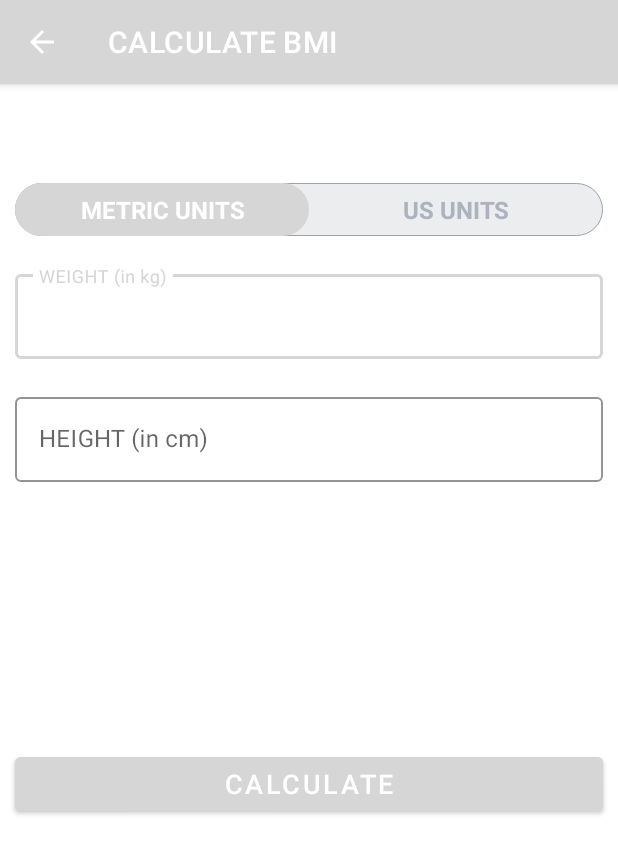
After one commit to FahimAhamed101/Kotlinworkoutapp, an Android app: the BMIActivity screen opened directly, with no data from a screen before it, on a phone screen of 412 x 824 dp. The commit adds this screen. Shown: the top 854 px of the screen. Run offline under Robolectric (Android 15) with nearby library versions, the phone set to English and light mode, and no system bars.

Commit message:
bmi added

```diff
--- a/app/src/main/java/com/example/a7minutesworkout/ExerciseActivity.kt
+++ b/app/src/main/java/com/example/a7minutesworkout/ExerciseActivity.kt
@@ -22,7 +22,7 @@
 
     private var exerciseTimer: CountDownTimer? = null
     private var exerciseProgress = 0
-    //sdasdadadsadadasdadsadadadasdadadadasdasdadadadadadasdasdasdasdadasdasdasdasd
+
     private var exerciseTimerDuration: Long = 1
 
     private var exerciseList: ArrayList<ExerciseModel>? = null
--- a/app/src/main/java/com/example/a7minutesworkout/MainActivity.kt
+++ b/app/src/main/java/com/example/a7minutesworkout/MainActivity.kt
@@ -19,7 +19,10 @@
             val intent = Intent(this, ExerciseActivity::class.java)
             startActivity(intent)
         }
-
+        binding?.flBMI?.setOnClickListener {
+            val intent = Intent(this, BMIActivity::class.java)
+            startActivity(intent)
+        }
     }
         override fun onDestroy() {
             super.onDestroy()
--- /dev/null
+++ b/app/src/main/res/layout/activity_bmi.xml
@@ -0,0 +1,233 @@
+<?xml version="1.0" encoding="utf-8"?>
+<RelativeLayout xmlns:android="http://schemas.android.com/apk/res/android"
+    xmlns:tools="http://schemas.android.com/tools"
+    android:layout_width="match_parent"
+    android:layout_height="match_parent"
+    xmlns:app="http://schemas.android.com/apk/res-auto"
+    tools:context=".BMIActivity">
+
+    <androidx.appcompat.widget.Toolbar
+        android:id="@+id/toolbar_bmi_activity"
+        android:layout_width="match_parent"
+        android:layout_height="?android:attr/actionBarSize"
+        android:background="#FFFFFF" />
+
+    <RadioGroup
+        android:id="@+id/rgUnits"
+        android:layout_width="match_parent"
+        android:layout_height="wrap_content"
+        android:layout_below="@id/toolbar_bmi_activity"
+        android:layout_margin="10dp"
+        android:background="@drawable/drawable_radio_group_tab_background"
+        android:orientation="horizontal">
+
+        <RadioButton
+            android:id="@+id/rbMetricUnits"
+            android:layout_width="0dp"
+            android:layout_height="35dp"
+            android:layout_weight="0.50"
+            android:background="@drawable/drawable_units_tab_selector"
+            android:button="@null"
+            android:checked="true"
+            android:gravity="center"
+            android:text="METRIC UNITS"
+            android:textColor="@drawable/drawable_units_tab_text_color_selector"
+            android:textSize="16sp"
+            android:textStyle="bold" />
+
+        <RadioButton
+            android:id="@+id/rbUsUnits"
+            android:layout_width="0dp"
+            android:layout_height="35dp"
+            android:layout_weight="0.50"
+            android:background="@drawable/drawable_units_tab_selector"
+            android:button="@null"
+            android:checked="false"
+            android:gravity="center"
+            android:text="US UNITS"
+            android:textColor="@drawable/drawable_units_tab_text_color_selector"
+            android:textSize="16sp"
+            android:textStyle="bold" />
+    </RadioGroup>
+    <!--END-->
+    <com.google.android.material.textfield.TextInputLayout
+        android:id="@+id/tilMetricUnitWeight"
+        android:layout_margin="10dp"
+        app:boxStrokeColor="@color/colorAccent"
+        app:hintTextColor="@color/colorAccent"
+        android:layout_below="@id/rgUnits"
+        style="@style/Widget.MaterialComponents.TextInputLayout.OutlinedBox"
+        android:layout_width="match_parent"
+        android:layout_height="wrap_content">
+
+        <androidx.appcompat.widget.AppCompatEditText
+            android:id="@+id/etMetricUnitWeight"
+            android:layout_width="match_parent"
+            android:layout_height="wrap_content"
+            android:hint="WEIGHT (in kg)"
+            android:inputType="numberDecimal"
+            android:textSize="16sp" />
+    </com.google.android.material.textfield.TextInputLayout>
+    <!--positioned below tilMetricUnitWeight-->
+    <com.google.android.material.textfield.TextInputLayout
+        android:layout_below="@id/tilMetricUnitWeight"
+        android:id="@+id/tilMetricUnitHeight"
+        app:boxStrokeColor="@color/colorAccent"
+        app:hintTextColor="@color/colorAccent"
+        style="@style/Widget.MaterialComponents.TextInputLayout.OutlinedBox"
+        android:layout_width="match_parent"
+        android:layout_marginTop="10dp"
+        android:layout_margin="10dp"
+        android:layout_height="wrap_content">
+
+        <androidx.appcompat.widget.AppCompatEditText
+            android:id="@+id/etMetricUnitHeight"
+            android:layout_width="match_parent"
+            android:layout_height="wrap_content"
+            android:hint="HEIGHT (in cm)"
+            android:inputType="numberDecimal"
+            android:textSize="16sp" />
+    </com.google.android.material.textfield.TextInputLayout>
+    <com.google.android.material.textfield.TextInputLayout
+        android:id="@+id/tilUsMetricUnitWeight"
+        android:layout_margin="10dp"
+        app:boxStrokeColor="@color/colorAccent"
+        app:hintTextColor="@color/colorAccent"
+        android:layout_below="@id/rgUnits"
+        android:visibility="invisible"
+        style="@style/Widget.MaterialComponents.TextInputLayout.OutlinedBox"
+        android:layout_width="match_parent"
+        android:layout_height="wrap_content">
+
+        <androidx.appcompat.widget.AppCompatEditText
+            android:id="@+id/etUsMetricUnitWeight"
+            android:layout_width="match_parent"
+            android:layout_height="wrap_content"
+            android:hint="WEIGHT (in kg)"
+            android:inputType="numberDecimal"
+            android:textSize="16sp" />
+    </com.google.android.material.textfield.TextInputLayout>
+    <!--positioned below tilMetricUnitWeight-->
+
+    <!--start-->
+    <!--Todo add us unit views-->
+    <com.google.android.material.textfield.TextInputLayout
+        android:layout_below="@id/tilMetricUnitWeight"
+        android:id="@+id/tilMetricUsUnitHeightFeet"
+        app:boxStrokeColor="@color/colorAccent"
+        app:hintTextColor="@color/colorAccent"
+        style="@style/Widget.MaterialComponents.TextInputLayout.OutlinedBox"
+        android:layout_width="wrap_content"
+        android:layout_marginTop="10dp"
+        android:layout_alignParentStart="true"
+        android:visibility="gone"
+        tools:visibility="visible"
+        android:layout_toStartOf="@id/view"
+        android:layout_margin="10dp"
+        android:layout_height="wrap_content">
+
+        <androidx.appcompat.widget.AppCompatEditText
+            android:id="@+id/etUsMetricUnitHeightFeet"
+            android:layout_width="match_parent"
+            android:layout_height="wrap_content"
+            android:hint="Feet"
+            android:inputType="numberDecimal"
+            android:textSize="16sp" />
+    </com.google.android.material.textfield.TextInputLayout>
+    <View
+        android:id="@+id/view"
+        android:layout_width="0dp"
+        android:layout_height="1dp"
+        android:layout_below="@+id/tilMetricUnitWeight"
+        android:layout_centerHorizontal="true" />
+
+    <com.google.android.material.textfield.TextInputLayout
+        android:layout_below="@id/tilMetricUnitWeight"
+        android:id="@+id/tilMetricUsUnitHeightInch"
+        app:boxStrokeColor="@color/colorAccent"
+        app:hintTextColor="@color/colorAccent"
+        android:layout_alignParentEnd="true"
+        android:layout_toEndOf="@id/view"
+        android:visibility="gone"
+        tools:visibility="visible"
+        style="@style/Widget.MaterialComponents.TextInputLayout.OutlinedBox"
+        android:layout_width="wrap_content"
+        android:layout_marginTop="10dp"
+        android:layout_margin="10dp"
+        android:layout_height="wrap_content">
+
+        <androidx.appcompat.widget.AppCompatEditText
+            android:id="@+id/etUsMetricUnitHeightInch"
+            android:layout_width="match_parent"
+            android:layout_height="wrap_content"
+            android:hint="Inch"
+            android:inputType="numberDecimal"
+            android:textSize="16sp" />
+    </com.google.android.material.textfield.TextInputLayout>
+    <!--end-->
+
+    <!--positioned below tilMetricUnitHeight-->
+    <LinearLayout
+        android:padding="10dp"
+        android:layout_below="@id/tilMetricUnitHeight"
+        android:id="@+id/llDiplayBMIResult"
+        android:layout_width="match_parent"
+        android:layout_height="wrap_content"
+        android:layout_marginTop="25dp"
+        android:orientation="vertical"
+        android:visibility="invisible"
+        tools:visibility="visible">
+
+        <TextView
+            android:id="@+id/tvYourBMI"
+            android:layout_width="match_parent"
+            android:layout_height="wrap_content"
+            android:gravity="center"
+            android:text="YOUR BMI"
+            android:textAllCaps="true"
+            android:textSize="16sp" />
+
+        <TextView
+            android:id="@+id/tvBMIValue"
+            android:layout_width="match_parent"
+            android:layout_height="wrap_content"
+            android:layout_marginTop="5dp"
+            android:gravity="center"
+            android:textSize="18sp"
+            android:textStyle="bold"
+            tools:text="15.00" />
+
+        <TextView
+            android:id="@+id/tvBMIType"
+            android:layout_width="match_parent"
+            android:layout_height="wrap_content"
+            android:layout_marginTop="5dp"
+            android:gravity="center"
+            android:textSize="18sp"
+            tools:text="Normal" />
+
+        <TextView
+            android:id="@+id/tvBMIDescription"
+            android:layout_width="match_parent"
+            android:layout_height="wrap_content"
+            android:layout_marginTop="5dp"
+            android:gravity="center"
+            android:textSize="18sp"
+            tools:text="Normal" />
+    </LinearLayout>
+    <!--positioned below llDiplayBMIResult-->
+    <Button
+        android:id="@+id/btnCalculateUnits"
+        android:layout_width="match_parent"
+        android:layout_height="wrap_content"
+        android:layout_below="@id/llDiplayBMIResult"
+        android:layout_gravity="bottom"
+        android:layout_marginStart="10dp"
+        android:layout_marginTop="10dp"
+        android:layout_marginEnd="10dp"
+        android:layout_marginBottom="10dp"
+        android:backgroundTint="@color/colorAccent"
+        android:text="CALCULATE"
+        android:textColor="#FFFFFF"
+        android:textSize="18sp" />
+</RelativeLayout>
```
Also changed, not shown: app/src/main/AndroidManifest.xml (+7 -0 lines), app/src/main/java/com/example/a7minutesworkout/BMIActivity.kt (added, +234 -0 lines).
